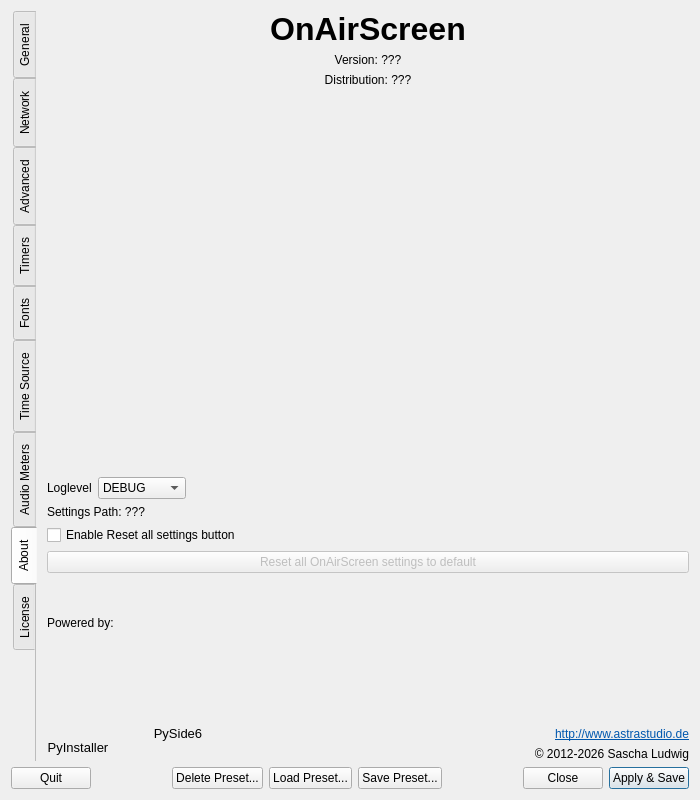
Old version of the form settings.ui in the repository saschaludwig/OnAirScreen.
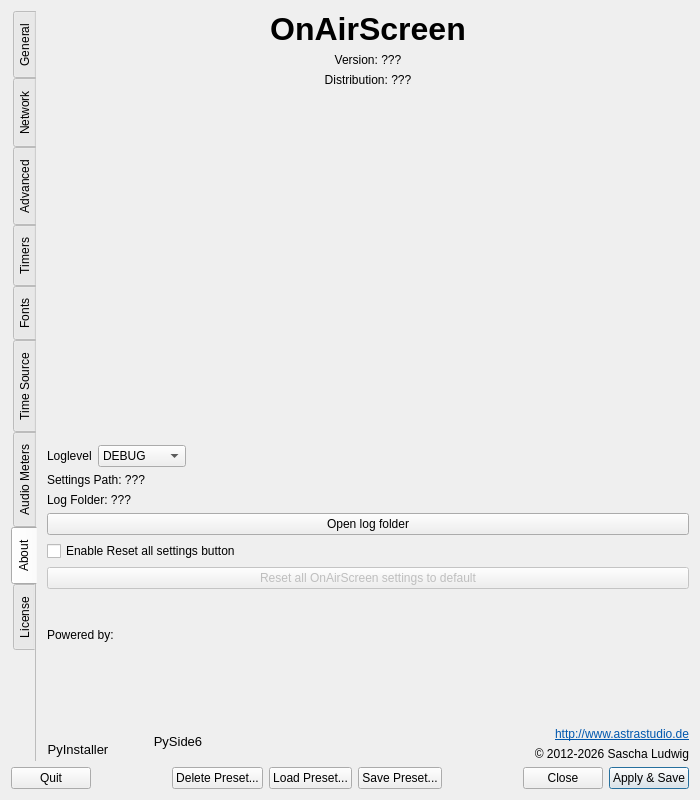
New version of the form. The open tabs and pages were chosen to show the change. Icons and pictures are not drawn.

```diff
--- a/settings.ui
+++ b/settings.ui
@@ -4032,6 +4032,26 @@
          </property>
         </widget>
        </item>
+       <item row="8" column="0">
+        <widget class="QLabel" name="logfolderLabel">
+         <property name="text">
+          <string>Log Folder: ???</string>
+         </property>
+         <property name="wordWrap">
+          <bool>true</bool>
+         </property>
+         <property name="textInteractionFlags">
+          <set>Qt::TextInteractionFlag::LinksAccessibleByMouse|Qt::TextInteractionFlag::TextSelectableByKeyboard|Qt::TextInteractionFlag::TextSelectableByMouse</set>
+         </property>
+        </widget>
+       </item>
+       <item row="9" column="0">
+        <widget class="QPushButton" name="openLogFolderButton">
+         <property name="text">
+          <string>Open log folder</string>
+         </property>
+        </widget>
+       </item>
        <item row="4" column="0">
         <widget class="QLabel" name="label_8">
          <property name="text">
@@ -4233,7 +4253,7 @@
          </item>
         </layout>
        </item>
-       <item row="9" column="0">
+       <item row="11" column="0">
         <widget class="QPushButton" name="ResetSettingsButton">
          <property name="enabled">
           <bool>false</bool>
@@ -4282,7 +4302,7 @@
          </property>
         </widget>
        </item>
-       <item row="8" column="0">
+       <item row="10" column="0">
         <widget class="QCheckBox" name="enableResetButton">
          <property name="text">
           <string>Enable Reset all settings button</string>
```
Left out of the diff: 1 changed line with no effect on the pictures.
